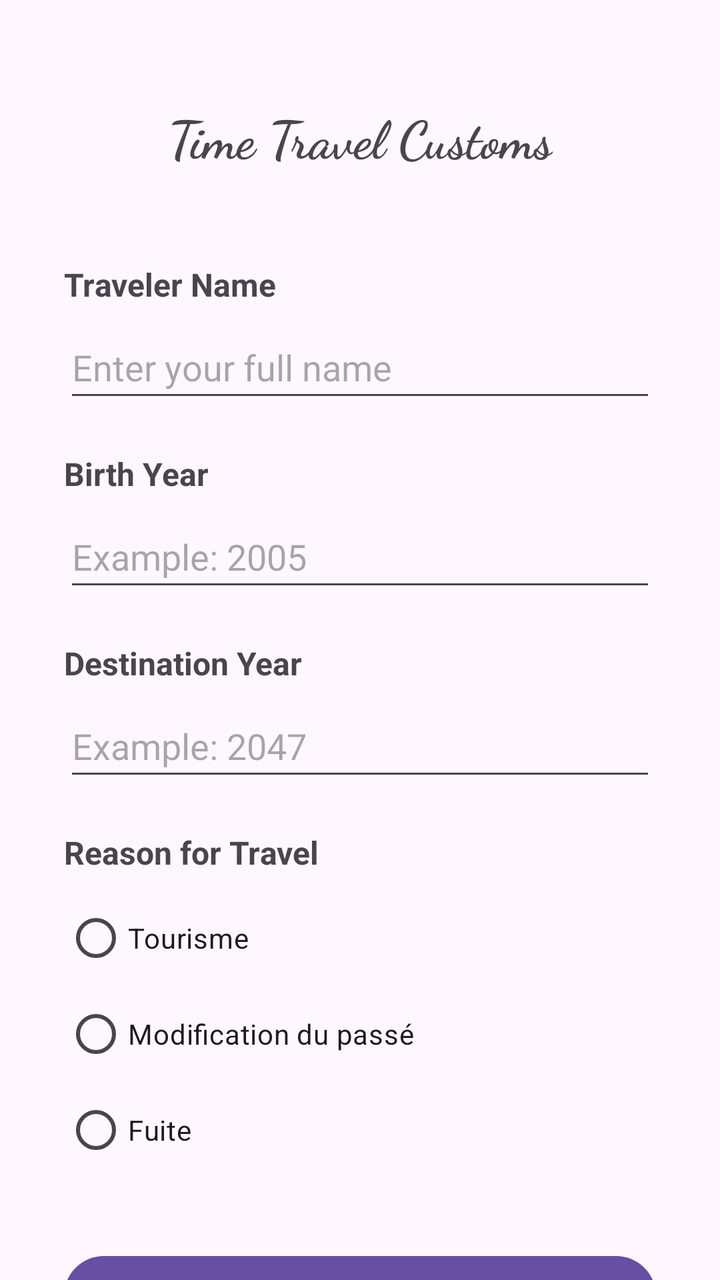
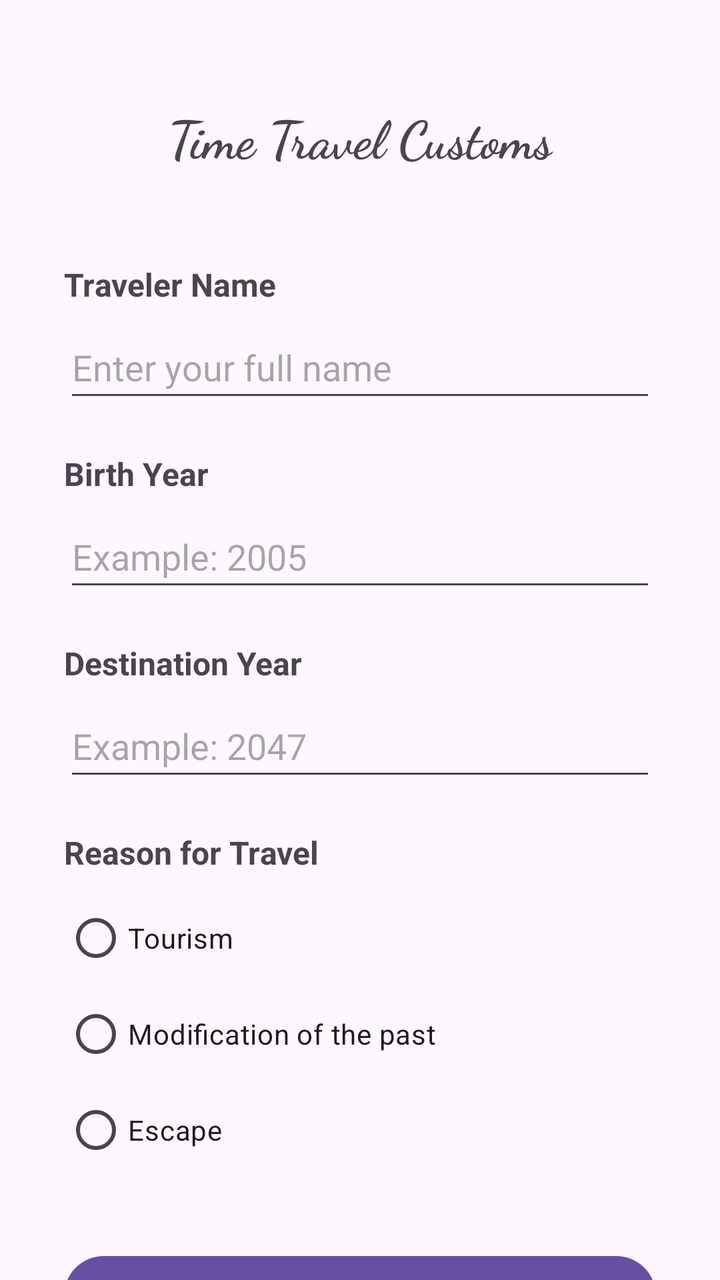

The first picture is an Android layout as it rendered before a commit; the second is the same layout after the commit. The layout source and the unified diff follow.
<!-- AndroidManifest.xml: application theme Theme.TimeTravelCustoms -->
<!-- res/layout/activity_main.xml -->
<?xml version="1.0" encoding="utf-8"?>
<androidx.constraintlayout.widget.ConstraintLayout
    xmlns:android="http://schemas.android.com/apk/res/android"
    xmlns:app="http://schemas.android.com/apk/res-auto"
    xmlns:tools="http://schemas.android.com/tools"
    android:id="@+id/main_mng"
    android:layout_width="match_parent"
    android:layout_height="match_parent"
    tools:context=".MainActivity">

    <TextView
        android:id="@+id/txt_title_mng"
        android:layout_width="wrap_content"
        android:layout_height="wrap_content"
        android:layout_marginTop="50dp"
        android:fontFamily="cursive"
        android:gravity="center"
        android:text="Time Travel Customs"
        android:textSize="26sp"
        android:textStyle="bold"
        app:layout_constraintEnd_toEndOf="parent"
        app:layout_constraintStart_toStartOf="parent"
        app:layout_constraintTop_toTopOf="parent" />

    <TextView
        android:id="@+id/txt_name_mng"
        android:layout_width="wrap_content"
        android:layout_height="wrap_content"
        android:layout_marginStart="32dp"
        android:layout_marginTop="45dp"
        android:fontFamily="sans-serif"
        android:text="Traveler Name"
        android:textSize="16sp"
        android:textStyle="bold"
        app:layout_constraintStart_toStartOf="parent"
        app:layout_constraintTop_toBottomOf="@id/txt_title_mng" />

    <EditText
        android:id="@+id/edt_name_mng"
        android:layout_width="0dp"
        android:layout_height="wrap_content"
        android:layout_marginStart="32dp"
        android:layout_marginTop="5dp"
        android:layout_marginEnd="32dp"
        android:hint="Enter your full name"
        android:inputType="textPersonName"
        android:minHeight="48dp"
        app:layout_constraintEnd_toEndOf="parent"
        app:layout_constraintStart_toStartOf="parent"
        app:layout_constraintTop_toBottomOf="@id/txt_name_mng" />

    <TextView
        android:id="@+id/txt_birth_mng"
        android:layout_width="wrap_content"
        android:layout_height="wrap_content"
        android:text="Birth Year"
        android:textSize="16sp"
        android:textStyle="bold"
        android:layout_marginStart="32dp"
        android:layout_marginTop="20dp"
        app:layout_constraintTop_toBottomOf="@id/edt_name_mng"
        app:layout_constraintStart_toStartOf="parent" />

    <EditText
        android:id="@+id/edt_birth_mng"
        android:layout_width="0dp"
        android:layout_height="wrap_content"
        android:layout_marginStart="32dp"
        android:layout_marginTop="5dp"
        android:layout_marginEnd="32dp"
        android:hint="Example: 2005"
        android:inputType="number"
        android:maxLength="4"
        android:minHeight="48dp"
        app:layout_constraintEnd_toEndOf="parent"
        app:layout_constraintStart_toStartOf="parent"
        app:layout_constraintTop_toBottomOf="@id/txt_birth_mng" />

    <TextView
        android:id="@+id/txt_destination_mng"
        android:layout_width="wrap_content"
        android:layout_height="wrap_content"
        android:text="Destination Year"
        android:textSize="16sp"
        android:textStyle="bold"
        android:layout_marginStart="32dp"
        android:layout_marginTop="20dp"
        app:layout_constraintTop_toBottomOf="@id/edt_birth_mng"
        app:layout_constraintStart_toStartOf="parent" />

    <EditText
        android:id="@+id/edt_destination_mng"
        android:layout_width="0dp"
        android:layout_height="wrap_content"
        android:layout_marginStart="32dp"
        android:layout_marginTop="5dp"
        android:layout_marginEnd="32dp"
        android:hint="Example: 2047"
        android:inputType="number"
        android:maxLength="4"
        android:minHeight="48dp"
        app:layout_constraintEnd_toEndOf="parent"
        app:layout_constraintStart_toStartOf="parent"
        app:layout_constraintTop_toBottomOf="@id/txt_destination_mng" />

    <TextView
        android:id="@+id/txt_reason_mng"
        android:layout_width="wrap_content"
        android:layout_height="wrap_content"
        android:text="Reason for Travel"
        android:textSize="16sp"
        android:textStyle="bold"
        android:layout_marginStart="32dp"
        android:layout_marginTop="20dp"
        app:layout_constraintTop_toBottomOf="@id/edt_destination_mng"
        app:layout_constraintStart_toStartOf="parent" />

    <RadioGroup
        android:id="@+id/rg_reason_mng"
        android:layout_width="0dp"
        android:layout_height="wrap_content"
        android:orientation="vertical"
        app:layout_constraintTop_toBottomOf="@id/txt_reason_mng"
        app:layout_constraintStart_toStartOf="parent"
        app:layout_constraintEnd_toEndOf="parent"
        android:layout_marginStart="32dp"
        android:layout_marginTop="8dp">

        <RadioButton
            android:id="@+id/rb_tourisme_mng"
            android:layout_width="wrap_content"
            android:layout_height="wrap_content"
            android:text="Tourisme" />

        <RadioButton
            android:id="@+id/rb_modification_mng"
            android:layout_width="wrap_content"
            android:layout_height="wrap_content"
            android:text="Modification du passé" />

        <RadioButton
            android:id="@+id/rb_fuite_mng"
            android:layout_width="wrap_content"
            android:layout_height="wrap_content"
            android:text="Fuite" />

    </RadioGroup>

    <Button
        android:id="@+id/btn_inspect_mng"
        android:layout_width="0dp"
        android:layout_height="wrap_content"
        android:text="INSPECTER LE PROFIL"
        android:layout_marginStart="32dp"
        android:layout_marginEnd="32dp"
        android:layout_marginTop="35dp"
        app:layout_constraintTop_toBottomOf="@id/rg_reason_mng"
        app:layout_constraintStart_toStartOf="parent"
        app:layout_constraintEnd_toEndOf="parent" />

</androidx.constraintlayout.widget.ConstraintLayout>
<!-- resources referenced by this layout -->
<resources>
  <style name="Theme.TimeTravelCustoms" parent="Base.Theme.TimeTravelCustoms" />
  <style name="Base.Theme.TimeTravelCustoms" parent="Theme.Material3.DayNight.NoActionBar">
          
          
      </style>
</resources>

<!-- the commit's change to res/layout/activity_main.xml (unified diff, before → after) -->
@@ -130,19 +130,19 @@
             android:id="@+id/rb_tourisme_mng"
             android:layout_width="wrap_content"
             android:layout_height="wrap_content"
-            android:text="Tourisme" />
+            android:text="Tourism" />
 
         <RadioButton
             android:id="@+id/rb_modification_mng"
             android:layout_width="wrap_content"
             android:layout_height="wrap_content"
-            android:text="Modification du passé" />
+            android:text="Modification of the past" />
 
         <RadioButton
             android:id="@+id/rb_fuite_mng"
             android:layout_width="wrap_content"
             android:layout_height="wrap_content"
-            android:text="Fuite" />
+            android:text="Escape" />
 
     </RadioGroup>
 
@@ -150,7 +150,7 @@
         android:id="@+id/btn_inspect_mng"
         android:layout_width="0dp"
         android:layout_height="wrap_content"
-        android:text="INSPECTER LE PROFIL"
+        android:text="INSPECT PROFILE"
         android:layout_marginStart="32dp"
         android:layout_marginEnd="32dp"
         android:layout_marginTop="35dp"
